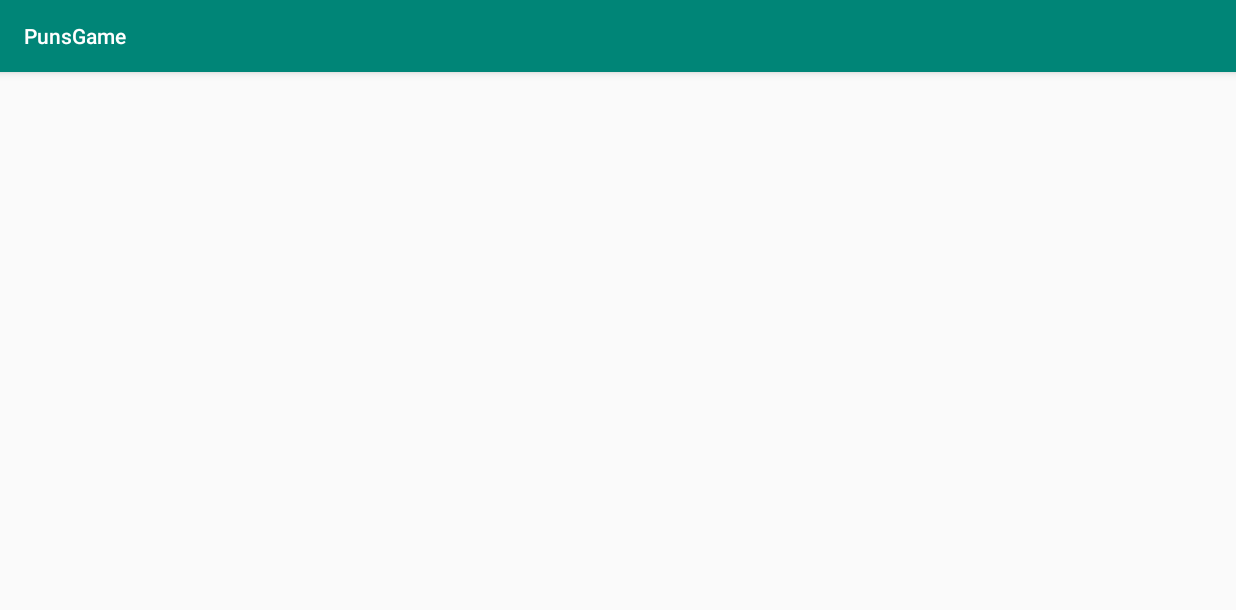
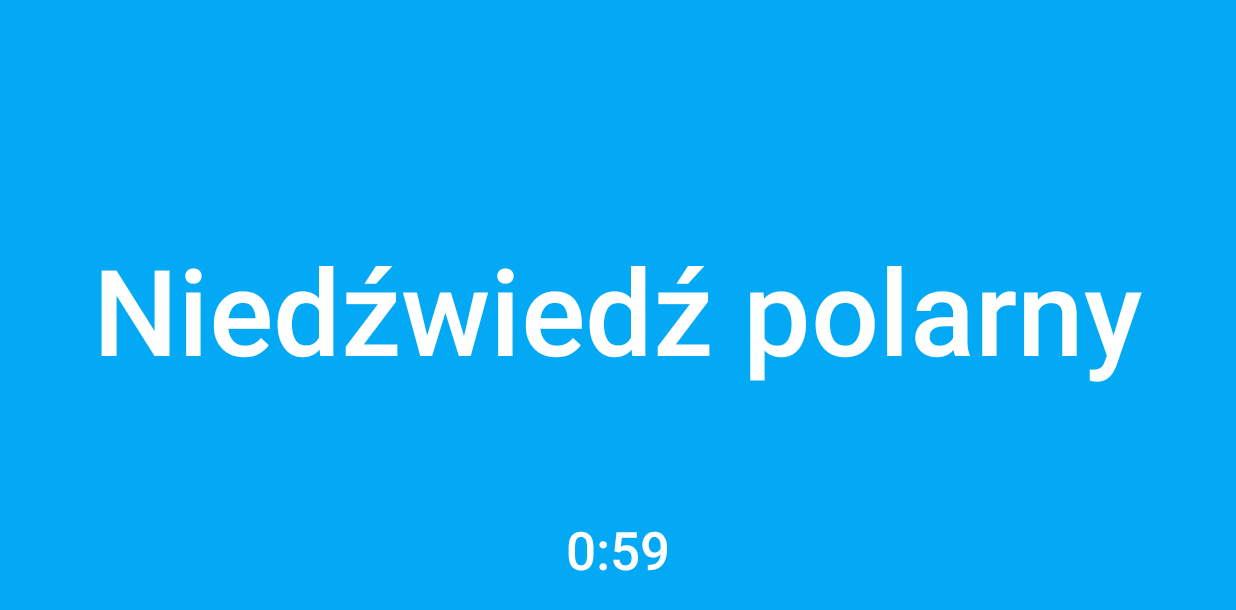
Before and after one commit to Drabenstein/SWiM, an Android app: the GameActivity screen opened directly, with no data from a screen before it, on a phone screen of 824 x 412 dp (held sideways). Shown: the top 610 px of the screen. Run offline under Robolectric (Android 15) with nearby library versions, the phone set to English and light mode, and no system bars.

Commit message:
Added game activity with question fragment

```diff
--- a/PunsGame/app/src/main/AndroidManifest.xml
+++ b/PunsGame/app/src/main/AndroidManifest.xml
@@ -9,7 +9,7 @@
         android:roundIcon="@mipmap/ic_launcher_round"
         android:supportsRtl="true"
         android:theme="@style/AppTheme">
-        <activity android:name=".GameActivity" android:screenOrientation="landscape">
+        <activity android:name=".GameActivity" android:screenOrientation="landscape" android:theme="@style/NoActionBar">
         </activity>
         <activity
             android:name=".MainActivity"
--- a/PunsGame/app/src/main/java/net/mdrabek/punsgame/OnViewClicked.java
+++ b/PunsGame/app/src/main/java/net/mdrabek/punsgame/Fragments/OnViewClicked.java
@@ -1,4 +1,4 @@
-package net.mdrabek.punsgame;
+package net.mdrabek.punsgame.Fragments;
 
 import android.view.View;
 
--- /dev/null
+++ b/PunsGame/app/src/main/java/net/mdrabek/punsgame/Fragments/QuestionFragment.java
@@ -0,0 +1,143 @@
+package net.mdrabek.punsgame.Fragments;
+
+import android.content.Context;
+import android.os.Bundle;
+import android.os.CountDownTimer;
+import android.support.v4.app.Fragment;
+import android.view.LayoutInflater;
+import android.view.View;
+import android.view.ViewGroup;
+import android.widget.TextView;
+
+import net.mdrabek.punsgame.Models.Question;
+import net.mdrabek.punsgame.R;
+
+
+/**
+ * A simple {@link Fragment} subclass.
+ * Activities that contain this fragment must implement the
+ * {@link OnQuestionEventListener} interface
+ * to handle interaction events.
+ * Use the {@link QuestionFragment#newInstance} factory method to
+ * create an instance of this fragment.
+ */
+public class QuestionFragment extends Fragment implements View.OnClickListener
+{
+    private static final String ARG_QUESTION_DESCRIPTION = "question-description";
+    private static final String ARG_QUESTION_CATEGORY = "question-category";
+
+    private static final int TIME_PER_QUESTION = 60000;
+    private static final int TIME_COUNT_INTERVAL = 1000;
+    private static final int MINUTE_IN_MILLIS = 60000;
+    private static final int SECOND_IN_MILLIS = 1000;
+
+    private Question question;
+    private CountDownTimer timer;
+    private OnQuestionEventListener listener;
+
+    public QuestionFragment()
+    {
+        // Required empty public constructor
+    }
+
+    public static QuestionFragment newInstance(Question question)
+    {
+        QuestionFragment fragment = new QuestionFragment();
+        Bundle args = new Bundle();
+        args.putString(ARG_QUESTION_CATEGORY, question.getCategory().name());
+        args.putString(ARG_QUESTION_DESCRIPTION, question.getDescription());
+        fragment.setArguments(args);
+        return fragment;
+    }
+
+    @Override
+    public void onCreate(Bundle savedInstanceState)
+    {
+        super.onCreate(savedInstanceState);
+        if (getArguments() != null)
+        {
+            Question.QuestionCategory category = Question.QuestionCategory.valueOf(
+                    getArguments().getString(ARG_QUESTION_CATEGORY));
+            String description = getArguments().getString(ARG_QUESTION_DESCRIPTION);
+            question = new Question(category, description);
+        }
+    }
+
+    @Override
+    public View onCreateView(LayoutInflater inflater, ViewGroup container, Bundle savedInstanceState)
+    {
+        View root = inflater.inflate(R.layout.fragment_question, container, false);
+        TextView questionTextView = root.findViewById(R.id.questionTextView);
+        questionTextView.setText(question.getDescription());
+
+        root.findViewById(R.id.questionTextView).setOnClickListener(this);
+        root.findViewById(R.id.questionTimerTextView).setOnClickListener(this);
+        root.findViewById(R.id.questionFrameLayout).setOnClickListener(this);
+
+        final TextView timerTextView = root.findViewById(R.id.questionTimerTextView);
+        timer = new CountDownTimer(TIME_PER_QUESTION, TIME_COUNT_INTERVAL) {
+
+            public void onTick(long millisUntilFinished) {
+                long minutes = millisUntilFinished / MINUTE_IN_MILLIS;
+                long seconds = (millisUntilFinished % MINUTE_IN_MILLIS) / SECOND_IN_MILLIS;
+                timerTextView.setText(minutes + ":" + seconds);
+            }
+
+            public void onFinish() {
+                timerTextView.setText("0:00");
+                onQuestionTimePassed();
+            }
+        }.start();
+        return root;
+    }
+
+    public void onQuestionTimePassed()
+    {
+        if(listener != null)
+        {
+            listener.onQuestionTimePassed(question);
+        }
+    }
+
+    public void onQuestionSkipped()
+    {
+        if (listener != null)
+        {
+            listener.onQuestionSkipped(question);
+        }
+    }
+
+    @Override
+    public void onAttach(Context context)
+    {
+        super.onAttach(context);
+        if (context instanceof OnQuestionEventListener)
+        {
+            listener = (OnQuestionEventListener) context;
+        }
+        else
+        {
+            throw new RuntimeException(context.toString()
+                    + " must implement OnQuestionEventListener");
+        }
+    }
+
+    @Override
+    public void onDetach()
+    {
+        super.onDetach();
+        listener = null;
+    }
+
+    @Override
+    public void onClick(View v)
+    {
+        onQuestionSkipped();
+    }
+
+    public interface OnQuestionEventListener
+    {
+        void onQuestionSkipped(Question question);
+        void onQuestionTimePassed(Question question);
+    }
+}
--- a/PunsGame/app/src/main/java/net/mdrabek/punsgame/GameActivity.java
+++ b/PunsGame/app/src/main/java/net/mdrabek/punsgame/GameActivity.java
@@ -1,16 +1,70 @@
 package net.mdrabek.punsgame;
 
-import android.support.v4.app.Fragment;
+import android.content.pm.ActivityInfo;
+import android.support.v4.app.FragmentManager;
+import android.support.v4.app.FragmentTransaction;
 import android.support.v7.app.AppCompatActivity;
 import android.os.Bundle;
+import android.widget.Toast;
 
-public class GameActivity extends AppCompatActivity
+import net.mdrabek.punsgame.Fragments.QuestionFragment;
+import net.mdrabek.punsgame.Models.Question;
+import net.mdrabek.punsgame.Repositories.FakeQuestionRepository;
+import net.mdrabek.punsgame.Repositories.QuestionRepository;
+
+import java.util.ArrayList;
+import java.util.Random;
+
+public class GameActivity extends AppCompatActivity implements QuestionFragment.OnQuestionEventListener
 {
+    public static final String ARG_RANDOM_SEED = "random-seed";
+    public static final String ARG_QUESTION_COUNT = "question-count";
+
+    public static final String ARG_GOOD_ANSWERS = "good-answers";
+    public static final String ARG_WRONG_ANSWERS = "wrong-answers";
+
+
+    private QuestionRepository questionRepository;
+    private QuestionFragment questionFragment;
+    private ArrayList<Question> questionList;
+    private int maxQuestionCount;
+    private Random random;
+
     @Override
     protected void onCreate(Bundle savedInstanceState)
     {
         super.onCreate(savedInstanceState);
         setContentView(R.layout.activity_game);
+        setRequestedOrientation(ActivityInfo.SCREEN_ORIENTATION_LANDSCAPE);
 
+        questionRepository = new FakeQuestionRepository();
+
+        maxQuestionCount = getIntent().getIntExtra(ARG_QUESTION_COUNT, 10);
+        long randomSeed = getIntent().getLongExtra(ARG_RANDOM_SEED, System.currentTimeMillis());
+        random = new Random(randomSeed + System.currentTimeMillis());
+        int category = random.nextInt(Question.QuestionCategory.values().length);
+        questionList = questionRepository.getQuestionList(Question.QuestionCategory.values()[category]);
+
+        FragmentManager fragmentManager = getSupportFragmentManager();
+        FragmentTransaction fragmentTransaction = fragmentManager.beginTransaction();
+        questionFragment = QuestionFragment.newInstance(questionList.get(random.nextInt(questionList.size())));
+        fragmentTransaction.add(R.id.gameFrameLayout, questionFragment);
+        fragmentTransaction.commit();
+
+//        findViewById(R.id.questionTextView).setOnClickListener(this);
+//        findViewById(R.id.questionTimerTextView).setOnClickListener(this);
+//        findViewById(R.id.questionFrameLayout).setOnClickListener(this);
+    }
+
+    @Override
+    public void onQuestionSkipped(Question question)
+    {
+        Toast.makeText(this, "SKIP", Toast.LENGTH_SHORT).show();
+    }
+
+    @Override
+    public void onQuestionTimePassed(Question question)
+    {
+        Toast.makeText(this, "TIME", Toast.LENGTH_SHORT).show();
     }
 }
--- a/PunsGame/app/src/main/res/layout-land/fragment_question.xml
+++ b/PunsGame/app/src/main/res/layout-land/fragment_question.xml
@@ -3,9 +3,8 @@
     xmlns:tools="http://schemas.android.com/tools"
     android:layout_width="match_parent"
     android:layout_height="match_parent"
-    tools:context=".QuestionFragment"
+    tools:context=".Fragments.QuestionFragment"
     android:background="@color/lightBlue"
-    style="@style/GameTheme"
     android:id="@+id/questionFrameLayout">
 
     <TextView
@@ -18,4 +17,14 @@
         android:layout_gravity="center"
         android:text="Dłuższe hasło do zgadnięcia" />
 
+    <TextView
+        android:id="@+id/questionTimerTextView"
+        android:layout_width="wrap_content"
+        android:layout_height="wrap_content"
+        style="@style/TimerStyle"
+        android:text="1:28"
+        android:layout_gravity="bottom|center_horizontal"
+        android:gravity="center"
+        android:layout_marginBottom="20dp"/>
+
 </FrameLayout>
--- a/PunsGame/app/src/main/res/layout/activity_game.xml
+++ b/PunsGame/app/src/main/res/layout/activity_game.xml
@@ -6,8 +6,8 @@
     android:layout_height="match_parent"
     tools:context=".GameActivity">
 
-    <fragment
-        android:id="@+id/gameFragment"
+    <FrameLayout
+        android:id="@+id/gameFrameLayout"
         android:layout_width="match_parent"
         android:layout_height="match_parent"
         />
--- a/PunsGame/app/src/main/res/layout/fragment_question.xml
+++ b/PunsGame/app/src/main/res/layout/fragment_question.xml
@@ -3,7 +3,7 @@
     xmlns:tools="http://schemas.android.com/tools"
     android:layout_width="match_parent"
     android:layout_height="match_parent"
-    tools:context=".QuestionFragment">
+    tools:context=".Fragments.QuestionFragment">
 
     <!-- TODO: Update blank fragment layout -->
     <TextView
```
Also changed, not shown: PunsGame/app/src/main/java/net/mdrabek/punsgame/QuestionFragment.java (deleted, +0 -113 lines).
